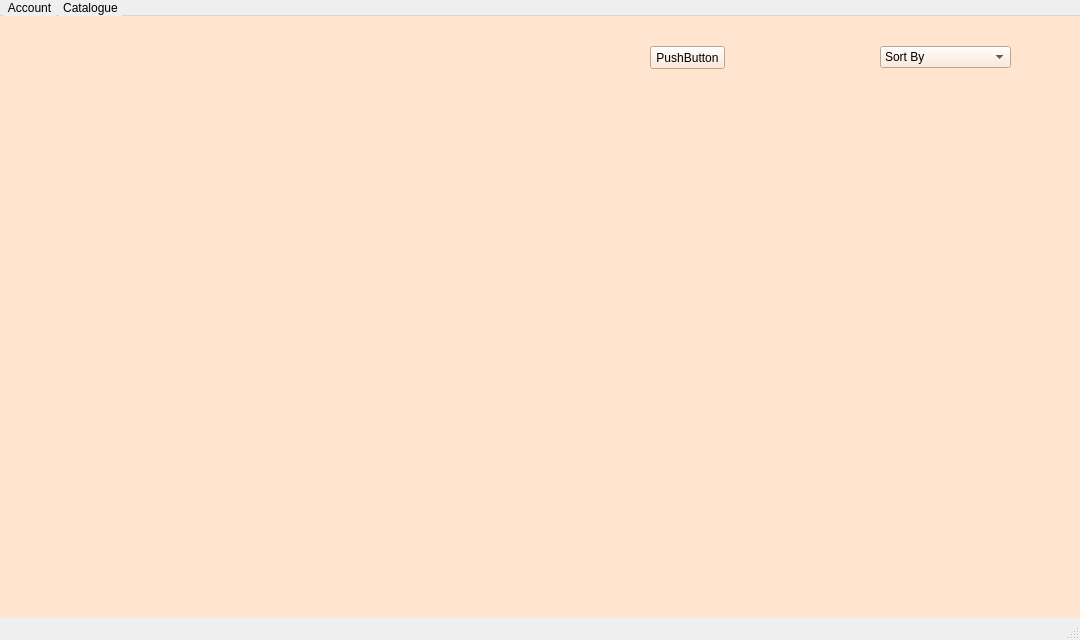
The window that CS106LibraryInformationSystem/LibraryInformationSystem/membercatalogue.ui (janelle-lr/CS106LibraryInformationSystem) describes before a commit, drawn with Qt 5.
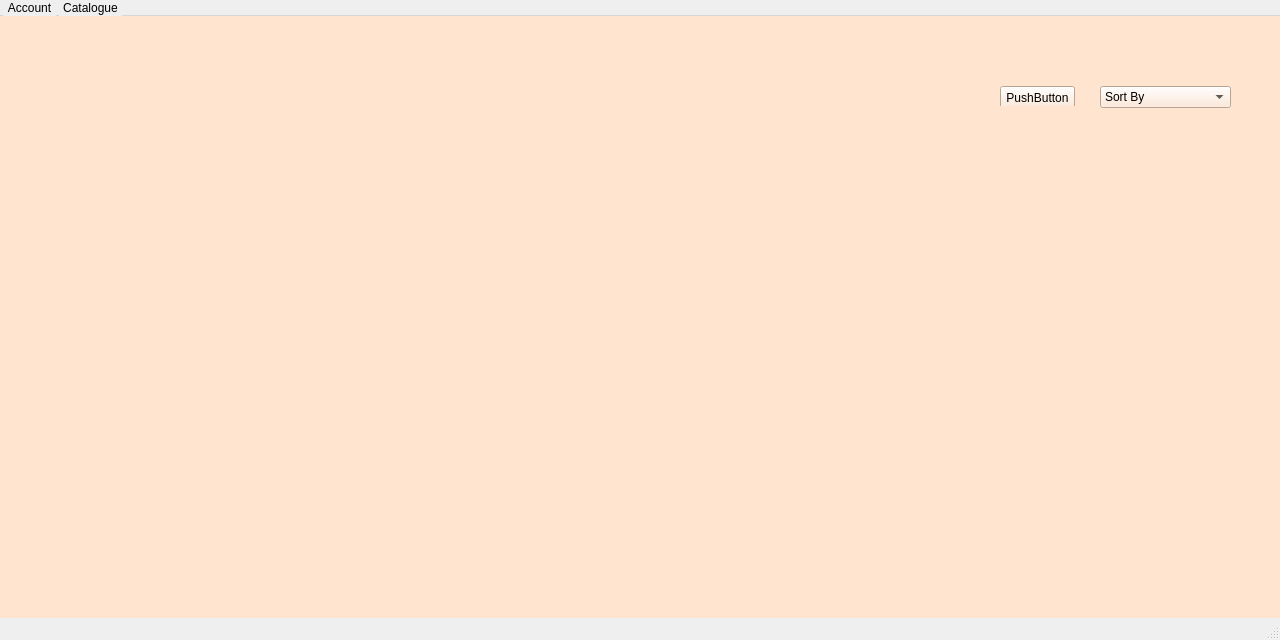
The same window after the commit. Icons and pictures are not drawn.

The edit to the form file:
```diff
--- a/CS106LibraryInformationSystem/LibraryInformationSystem/membercatalogue.ui
+++ b/CS106LibraryInformationSystem/LibraryInformationSystem/membercatalogue.ui
@@ -6,7 +6,7 @@
    <rect>
     <x>0</x>
     <y>0</y>
-    <width>1080</width>
+    <width>1280</width>
     <height>640</height>
    </rect>
   </property>
@@ -18,7 +18,7 @@
   </property>
   <property name="maximumSize">
    <size>
-    <width>1080</width>
+    <width>1280</width>
     <height>640</height>
    </size>
   </property>
@@ -55,8 +55,8 @@
    <widget class="QLabel" name="logoImage">
     <property name="geometry">
      <rect>
-      <x>30</x>
-      <y>20</y>
+      <x>200</x>
+      <y>30</y>
       <width>441</width>
       <height>61</height>
      </rect>
@@ -71,8 +71,8 @@
    <widget class="QComboBox" name="comboBox">
     <property name="geometry">
      <rect>
-      <x>880</x>
-      <y>30</y>
+      <x>1100</x>
+      <y>70</y>
       <width>131</width>
       <height>22</height>
      </rect>
@@ -106,8 +106,8 @@
    <widget class="QPushButton" name="pushButton">
     <property name="geometry">
      <rect>
-      <x>650</x>
-      <y>30</y>
+      <x>1000</x>
+      <y>70</y>
       <width>75</width>
       <height>23</height>
      </rect>
@@ -160,20 +160,27 @@
 }
 </string>
      </property>
-     <layout class="QHBoxLayout" name="horizontalLayout">
-      <item>
-       <layout class="QGridLayout" name="gridLayout_3"/>
-      </item>
-     </layout>
+     <layout class="QHBoxLayout" name="horizontalLayout"/>
     </widget>
    </widget>
+   <widget class="QWidget" name="">
+    <property name="geometry">
+     <rect>
+      <x>179</x>
+      <y>109</y>
+      <width>1063</width>
+      <height>443</height>
+     </rect>
+    </property>
+    <layout class="QGridLayout" name="gridLayout_3"/>
+   </widget>
   </widget>
   <widget class="QMenuBar" name="menubar">
    <property name="geometry">
     <rect>
      <x>0</x>
      <y>0</y>
-     <width>1080</width>
+     <width>1280</width>
      <height>18</height>
     </rect>
    </property>
```
